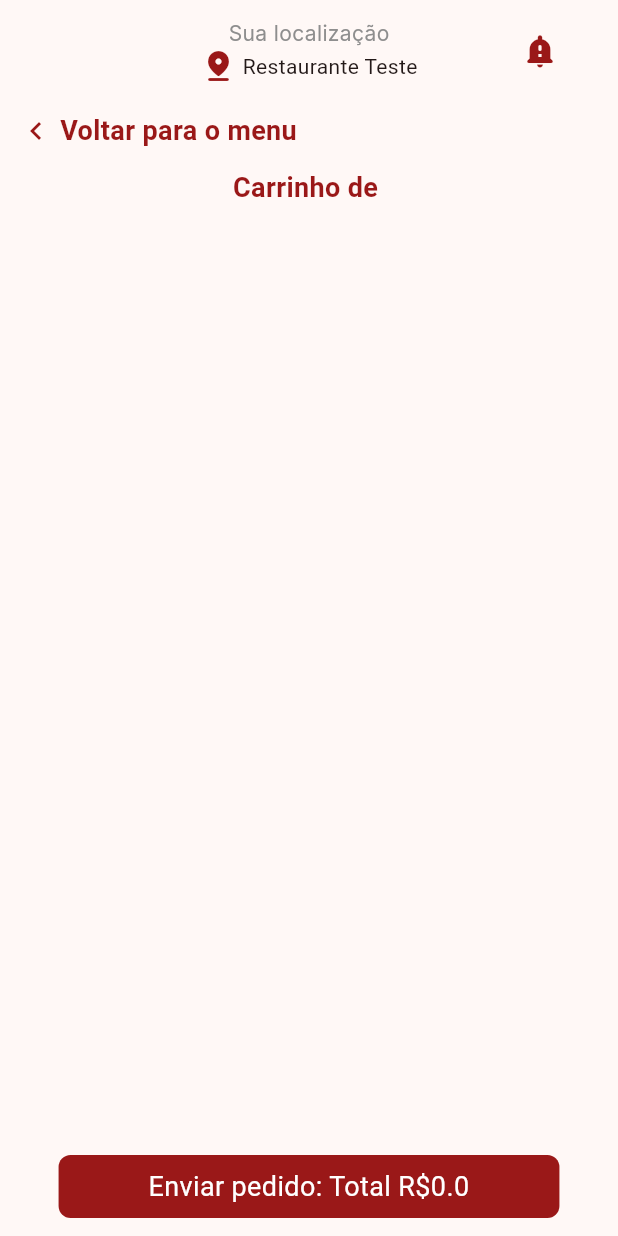
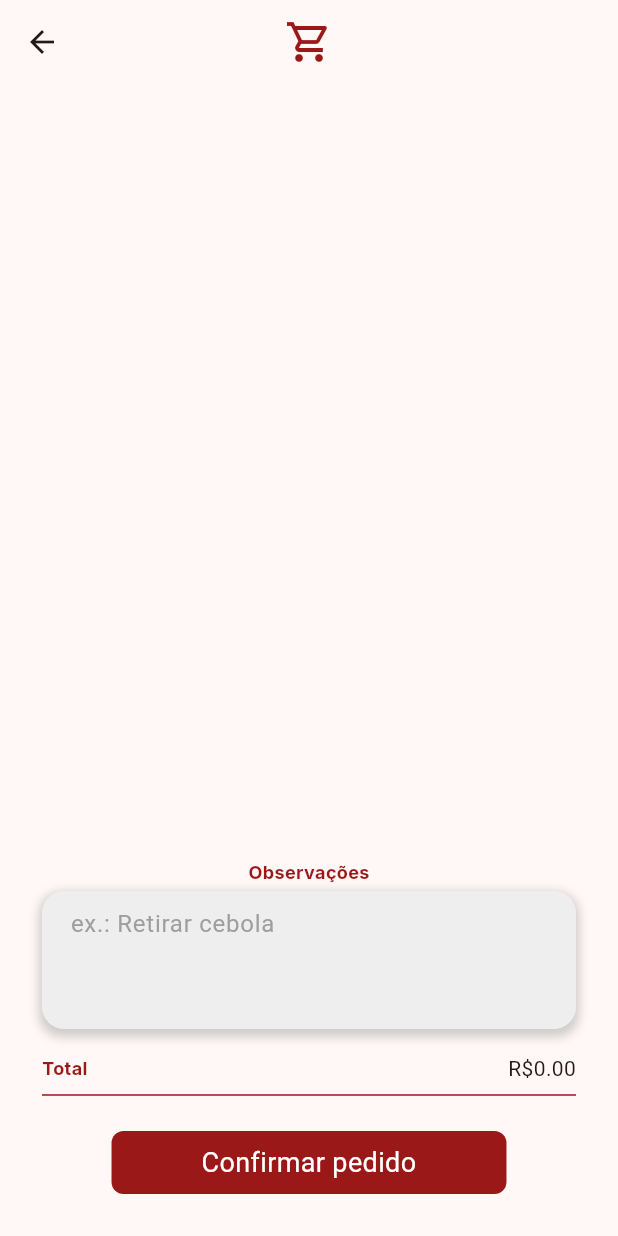
Before and after one commit to RickGutler/no_wait, a Flutter app: the CarrinhoPage screen opened by its route, on a phone screen of 412 x 824 dp. Run offline on Flutter 3.47's test engine with Material 3 defaults, Android fonts, the phone set to English and light mode, and no system bars; our stand-ins replace cloud_firestore, firebase_core, shared_preferences, shimmer; accounts and stored records are empty.

Commit message:
Carrinho atualizado

```diff
--- a/lib/pages/carrinho_page/carrinho_page.dart
+++ b/lib/pages/carrinho_page/carrinho_page.dart
@@ -1,10 +1,10 @@
 import 'package:flutter/material.dart';
 import 'package:no_wait/carrinho_controller.dart';
-import 'package:no_wait/components/app_bar_customizada_menu.dart';
 import 'package:no_wait/components/botao_principal.dart';
 import 'package:no_wait/components/card_item_pedido.dart';
 import 'package:no_wait/pages/carrinho_page/carrinho_page_controller.dart';
 import 'package:no_wait/style/app_colors.dart';
+import 'package:no_wait/style/app_fonts.dart';
 
 class CarrinhoPage extends StatefulWidget {
   const CarrinhoPage({super.key});
@@ -21,55 +21,23 @@ class _CarrinhoPageState extends State<CarrinhoPage> {
   void initState() {
     // TODO: implement initState
     super.initState();
-    controller.carregarUsuario();
   }
 
   @override
   Widget build(BuildContext context) {
     return Scaffold(
-      appBar: const AppBarCustomizadaMenu(),
+      appBar: AppBar(
+        centerTitle: true,
+        title: const Icon(
+          Icons.shopping_cart_outlined,
+          color: AppColors.corPrincipal,
+          size: 32,
+        ),
+      ),
       body: Padding(
-        padding: const EdgeInsets.all(12),
+        padding: const EdgeInsets.all(28),
         child: Column(
           children: [
-            InkWell(
-              onTap: () {
-                Navigator.of(context).pop();
-              },
-              child: const Row(
-                children: [
-                  Icon(
-                    Icons.chevron_left,
-                    color: AppColors.corPrincipal,
-                  ),
-                  SizedBox(
-                    width: 4,
-                  ),
-                  Text(
-                    "Voltar para o menu",
-                    style: TextStyle(
-                        fontSize: 18,
-                        fontWeight: FontWeight.bold,
-                        color: AppColors.corPrincipal),
-                  )
-                ],
-              ),
-            ),
-            const SizedBox(
-              height: 12,
-            ),
-            Center(
-              child: Text(
-                "Carrinho de ${controller.usuario.nome}",
-                style: const TextStyle(
-                    fontSize: 18,
-                    fontWeight: FontWeight.bold,
-                    color: AppColors.corPrincipal),
-              ),
-            ),
-            const SizedBox(
-              height: 12,
-            ),
             Expanded(
               child: ValueListenableBuilder(
                 valueListenable: controllerCarrinho.itensCarrinho,
@@ -86,12 +54,69 @@ class _CarrinhoPageState extends State<CarrinhoPage> {
             const SizedBox(
               height: 12,
             ),
+            const Text(
+              "Observações",
+              style: AppFonts.titleSmall,
+            ),
+            const SizedBox(
+              height: 4,
+            ),
+            Container(
+              decoration: BoxDecoration(
+                color: Colors.grey[200],
+                borderRadius: const BorderRadius.all(Radius.circular(15.0)),
+                boxShadow: [
+                  BoxShadow(
+                    color: Colors.grey.withOpacity(0.5),
+                    spreadRadius: 2,
+                    blurRadius: 5,
+                    offset: const Offset(0, 3),
+                  ),
+                ],
+              ),
+              child: TextField(
+                controller: controller.controllerObs,
+                decoration: InputDecoration(
+                  hintText: 'ex.: Retirar cebola',
+                  filled: true,
+                  fillColor: Colors.grey[200],
+                  contentPadding: const EdgeInsets.symmetric(
+                      vertical: 10.0, horizontal: 15.0),
+                  border: const OutlineInputBorder(
+                    borderRadius: BorderRadius.all(Radius.circular(15.0)),
+                    borderSide: BorderSide.none,
+                  ),
+                  hintStyle: const TextStyle(color: Colors.grey),
+                ),
+                maxLines: 3,
+              ),
+            ),
+            const SizedBox(
+              height: 16,
+            ),
+            Row(
+              children: [
+                const Expanded(
+                  child: Text(
+                    "Total",
+                    style: AppFonts.titleSmall,
+                  ),
+                ),
+                Text(
+                    "R\$${controllerCarrinho.calcularSubtotal().toStringAsFixed(2)}")
+              ],
+            ),
+            const Divider(
+              color: AppColors.corPrincipal,
+            ),
+            const SizedBox(
+              height: 16,
+            ),
             BotaoPrincipal(
               onPressed: () {
                 print("enviarpedido");
               },
-              texto:
-                  "Enviar pedido: Total R\$${controllerCarrinho.calcularSubtotal().toString()}",
+              texto: "Confirmar pedido",
             ),
           ],
         ),
```
Also changed, not shown: lib/components/card_item_pedido.dart (+17 -24 lines), lib/pages/carrinho_page/carrinho_page_controller.dart (+1 -14 lines).
